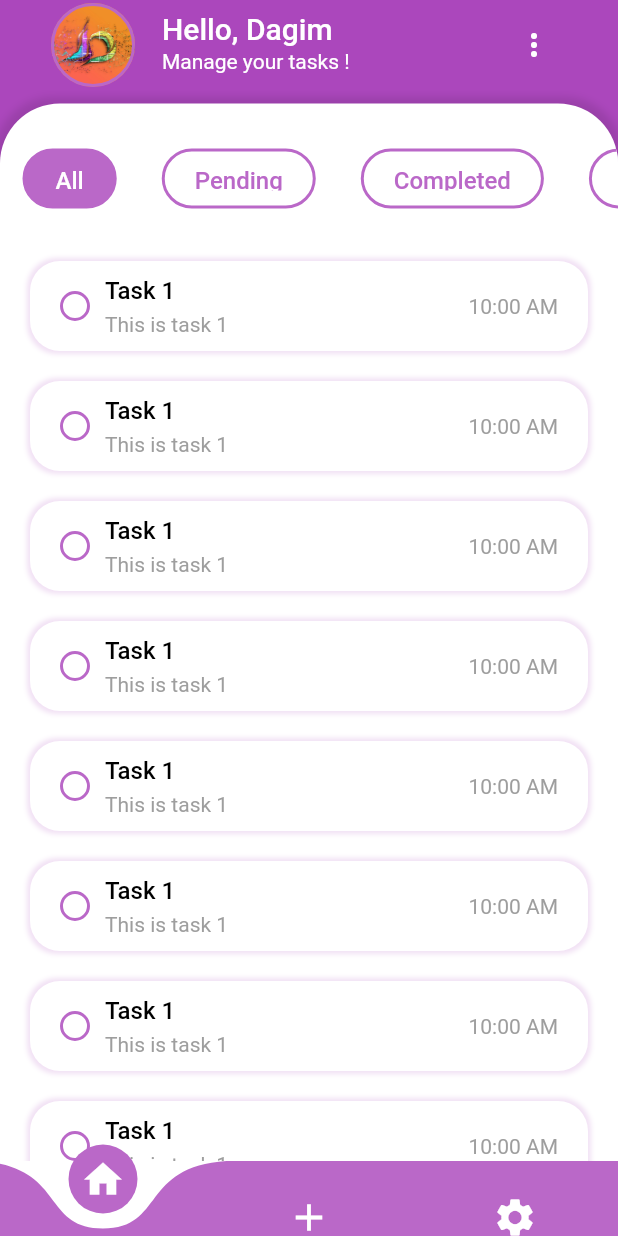
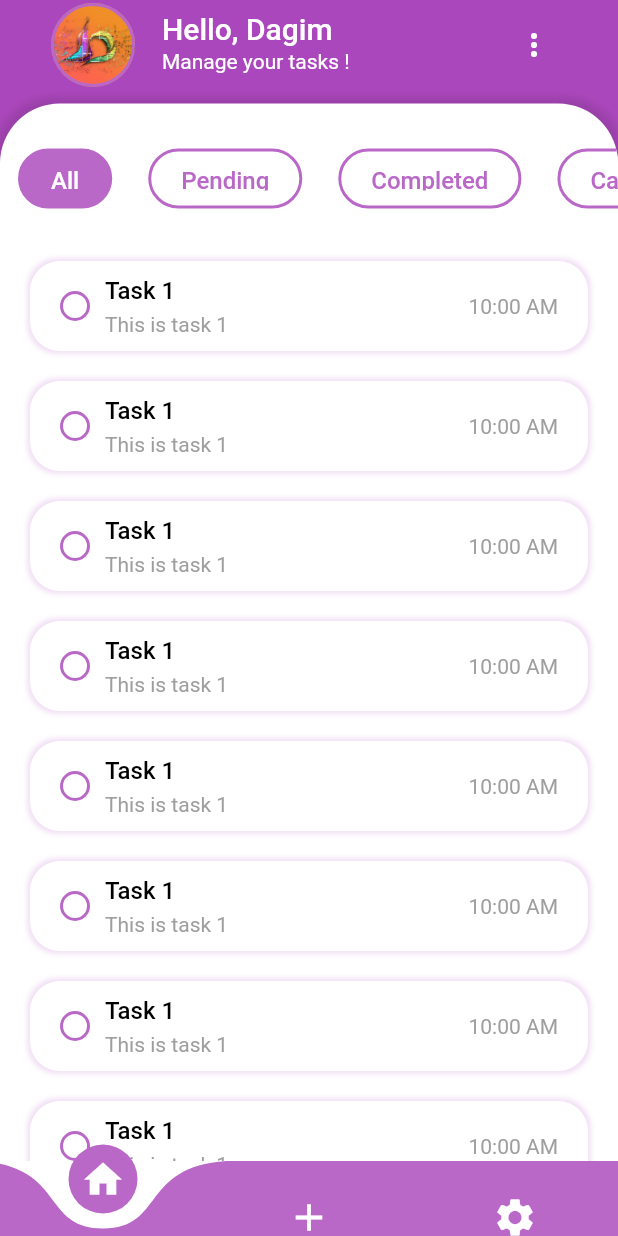
Before and after one commit to dagimg-dot/DoTo, a Flutter app: the screen it shows after launch, on a phone screen of 412 x 824 dp. Run offline on Flutter 3.47's test engine with Material 2 defaults, Android fonts, the phone set to English and light mode, and no system bars; drawn by our look-alikes of curved_navigation_bar; our stand-ins replace animated_splash_screen.

Commit message:
small change in margin

```diff
--- a/lib/widgets/horizontal_chip_list.dart
+++ b/lib/widgets/horizontal_chip_list.dart
@@ -33,7 +33,7 @@ class HorizontalChipListState extends State<HorizontalChipList> {
             widget.onTap(_selectedIndex);
           },
           child: Container(
-            margin: const EdgeInsets.only(top: 20.0, left: 15.0, right: 15.0),
+            margin: const EdgeInsets.only(top: 20.0, left: 12.0, right: 12.0),
             padding:
                 const EdgeInsets.symmetric(horizontal: 20.0, vertical: 10.0),
             height: 30,
```
